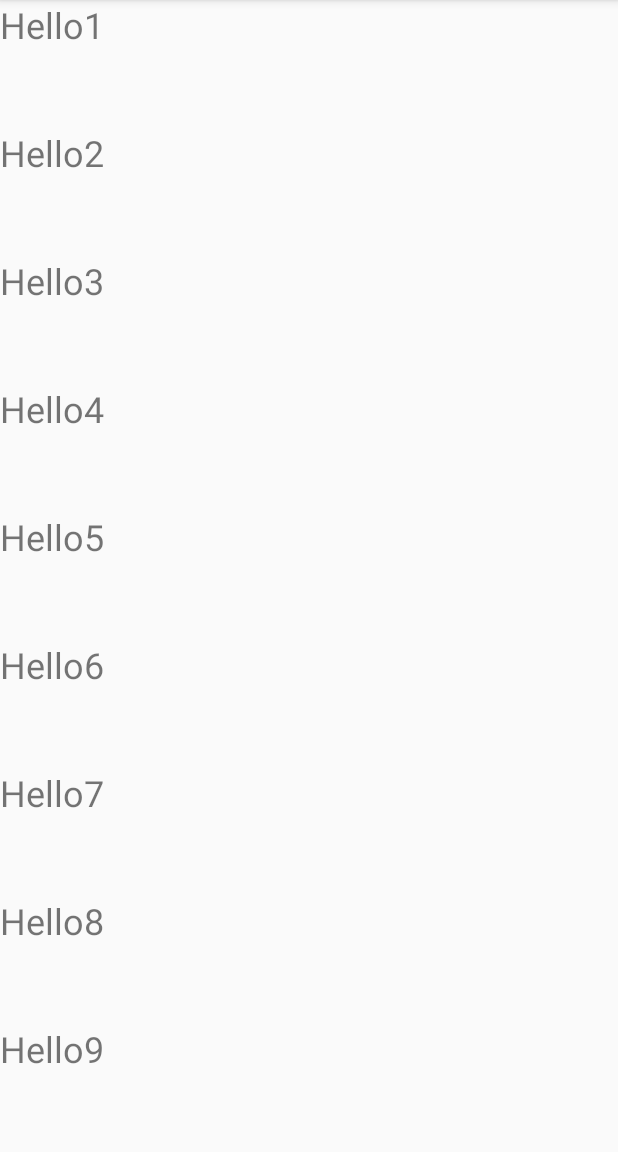
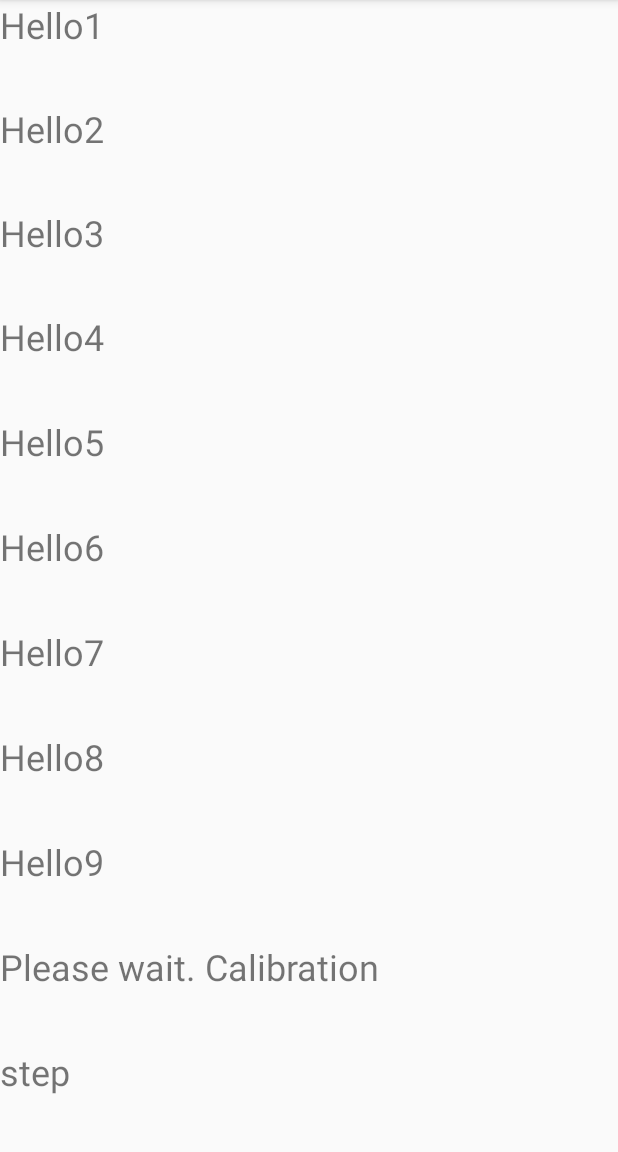
Before and after one commit to angelaburova/MoveInVR, an Android app: the screen it shows after launch (MainActivity), on a phone screen of 412 x 824 dp, the part 84-1236 px from its top. Run offline under Robolectric (Android 15) with nearby library versions, the phone set to English and light mode, and no system bars.

Commit message:
add axis

```diff
--- a/app/src/main/java/angelaburova/com/moveinvr/MainActivity.java
+++ b/app/src/main/java/angelaburova/com/moveinvr/MainActivity.java
@@ -15,6 +15,8 @@ public class MainActivity extends AppCompatActivity {
     private TextView[] text;
     private String LOG_TAG = "myLog";
     private BroadcastReceiver br;
+    private String flag;
+    private float step;
     private double[] valuesAcc, valuesSpd, valuesDist;
 
 
@@ -22,7 +24,7 @@ public class MainActivity extends AppCompatActivity {
     protected void onCreate(Bundle savedInstanceState) {
         super.onCreate(savedInstanceState);
         setContentView(R.layout.activity_main);
-        text = new TextView[9];
+        text = new TextView[11];
         text[0] = (TextView) findViewById(R.id.number1);//binding
         text[1] = (TextView) findViewById(R.id.number2);
         text[2] = (TextView) findViewById(R.id.number3);
@@ -32,6 +34,8 @@ public class MainActivity extends AppCompatActivity {
         text[6] = (TextView) findViewById(R.id.number7);
         text[7] = (TextView) findViewById(R.id.number8);
         text[8] = (TextView) findViewById(R.id.number9);
+        text[9] = (TextView) findViewById(R.id.number10);
+        text[10] = (TextView) findViewById(R.id.number11);
         valuesAcc = new double[3];
         valuesSpd = new double[3];
         valuesDist = new double[3];
@@ -40,6 +44,8 @@ public class MainActivity extends AppCompatActivity {
         filter.addAction("Acceleration");
         filter.addAction("Speed");
         filter.addAction("Distance");
+        filter.addAction("flag0");
+        filter.addAction("step");
         br = new BroadcastReceiver() {
             @Override
             public void onReceive(Context context, Intent intent) {
@@ -52,6 +58,15 @@ public class MainActivity extends AppCompatActivity {
                 if (intent.getAction().equals("Distance")) {
                     valuesDist = intent.getDoubleArrayExtra("Data");
                 }
+                if(intent.getAction().equals("flag0"))
+                {
+                    Log.d(LOG_TAG,"flag0");
+                    flag=intent.getStringExtra("Data");
+                }
+                if(intent.getAction().equals("step"))
+                {
+                    step=intent.getFloatExtra("Data",0);
+                }
                 print();
 
             }
@@ -61,7 +76,6 @@ public class MainActivity extends AppCompatActivity {
     }
 
     public void print() {
-        Log.d(LOG_TAG, "pring");
         text[0].setText("AccX= " + String.valueOf(valuesAcc[0]));
         text[1].setText("AccY= " + String.valueOf(valuesAcc[1]));
         text[2].setText("AccZ= " + String.valueOf(valuesAcc[2]));
@@ -71,7 +85,8 @@ public class MainActivity extends AppCompatActivity {
         text[6].setText("DistX= " + String.valueOf(valuesDist[0]));
         text[7].setText("DistY= " + String.valueOf(valuesDist[1]));
         text[8].setText("DistZ= " + String.valueOf(valuesDist[2]));
-
+        text[9].setText("OK. Calibration finised. You can start moving");
+        text[10].setText("step= " + step);
     }
 
     public Context getCont() {
--- a/app/src/main/res/layout/activity_main.xml
+++ b/app/src/main/res/layout/activity_main.xml
@@ -97,5 +97,23 @@
             android:layout_weight="1"
             tools:layout_editor_absoluteX="64dp"
             tools:layout_editor_absoluteY="64dp" />
+        <TextView
+            android:id="@+id/number10"
+            android:layout_width="match_parent"
+            android:layout_height="wrap_content"
+            android:text="Please wait. Calibration"
+            android:textSize="24sp"
+            android:layout_weight="1"
+            tools:layout_editor_absoluteX="64dp"
+            tools:layout_editor_absoluteY="64dp" />
+        <TextView
+            android:id="@+id/number11"
+            android:layout_width="match_parent"
+            android:layout_height="wrap_content"
+            android:text="step"
+            android:textSize="24sp"
+            android:layout_weight="1"
+            tools:layout_editor_absoluteX="64dp"
+            tools:layout_editor_absoluteY="64dp" />
     </LinearLayout>
 </LinearLayout>
```
Also changed, not shown: app/src/main/java/angelaburova/com/moveinvr/Accelerometr.java (deleted, +0 -14 lines), app/src/main/java/angelaburova/com/moveinvr/ServiceAcc.java (+11 -3 lines), app/src/main/java/angelaburova/com/moveinvr/XYZAccelerometr.java (+105 -6 lines).
